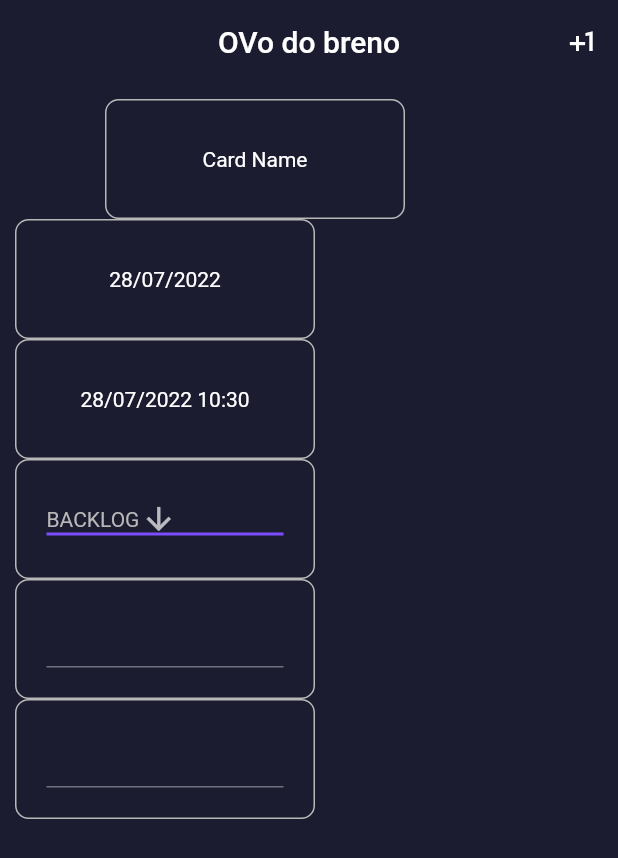
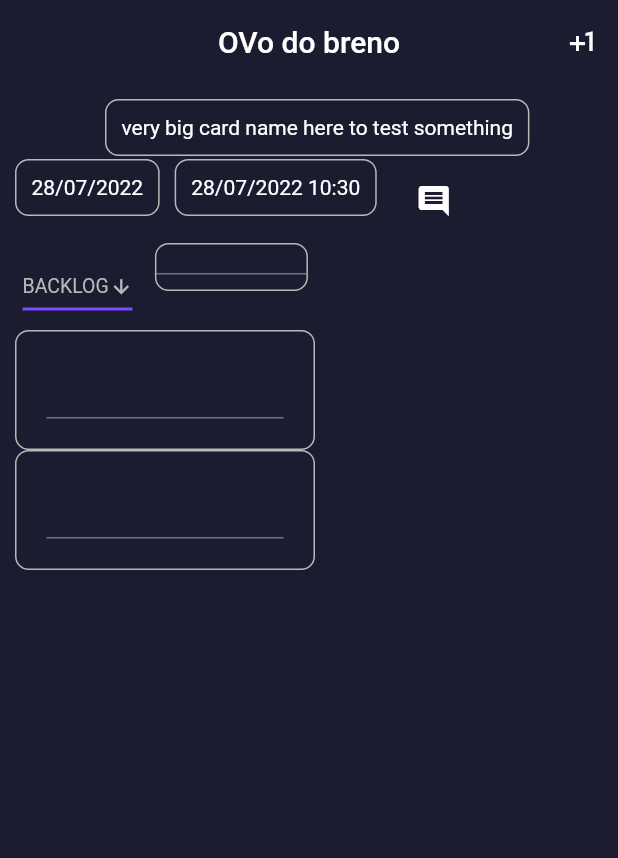
Before and after one commit to AddisonAV/os_controller, a Flutter app: the screen it shows after launch, on a phone screen of 412 x 824 dp. Shown: the top 858 px of the screen. Run offline on Flutter 3.47's test engine with Material 2 defaults, Android fonts, the phone set to English and light mode, and no system bars; our stand-ins replace currency_text_input_formatter.

Commit message:
lots of things, again

```diff
--- a/lib/widgets/task_widget.dart
+++ b/lib/widgets/task_widget.dart
@@ -1,26 +1,14 @@
 // ignore_for_file: prefer_const_constructors
-import 'package:flutter/services.dart';
 import 'package:os_controller/ui/colors.dart';
 import 'package:flutter/material.dart';
 import 'package:intl/intl.dart';
 import 'package:os_controller/utils/task.dart';
-import 'package:flutter_titled_container/flutter_titled_container.dart';
 import 'package:currency_text_input_formatter/currency_text_input_formatter.dart';
 
-
 //we can create more parameters if needed
-TitledContainer createContainer(String text, String title, {double width = 200}){
-    return  TitledContainer(
-
-            titleColor: AppColor.taskColor,
-            title: title,
-            textAlign: TextAlignTitledContainer.Left,
-            fontSize: 16.0,
-            backgroundColor: AppColor.primaryColor,
-            child: Container(
-              padding: EdgeInsets.all(20),
-              width: width,
-              height: 80.0,
+Container customContainer(Widget child, {EdgeInsetsGeometry padding = const EdgeInsets.all(10), double width = 200, double height = 80}){
+    return  Container(
+              padding: padding,
               decoration: BoxDecoration(
                 border: Border.all(
                   color: AppColor.taskColor
@@ -29,15 +17,8 @@ TitledContainer createContainer(String text, String title, {double width = 200})
                   Radius.circular(9),
                 ),
               ),
-              child: Center(
-                child: Text(
-
-                  text,
-                ),
-              ),
-            ),
+              child: child,
             );
-
 }
 
 class TaskWidget extends StatefulWidget {
@@ -52,14 +33,15 @@ class _TaskWidget extends State<TaskWidget> {
   Status dummyStts = Status.BACKLOG;
   String creationDate = DateFormat("dd/MM/yyyy").format(DateTime.now());
   String lastEditedDate = DateFormat("dd/MM/yyyy HH:mm").format(DateTime.now());
-  String cardName = "Card Name";
+  String cardName = "very big card name here to test something";
+  String description = "";
   double borderRadius = 9;
   DateTime selectedDate = DateTime.now();
   int timeSpend = 0;
   late FocusNode focusNode;
-  final TextEditingController _controller = TextEditingController();
-
-  final myController = TextEditingController();
+  final TextEditingController moneyController = TextEditingController();
+  final TextEditingController timeController = TextEditingController();
+  final TextEditingController descController = TextEditingController();
 
   int costPerHour = 20;
 
@@ -71,41 +53,44 @@ class _TaskWidget extends State<TaskWidget> {
 
         spacing: 10,
         children: <Widget>[
-          //const FlutterLogo(size: 100),
           const SizedBox(height: 10),
-          //const Text('DateField package showcase'),
           const Padding(
             padding: EdgeInsets.all(20.0),
           ),
           Expanded(
-            child: createContainer(cardName, "")
+            child: Wrap( children: [customContainer(Text(cardName))])
           ),
           Expanded(
-            child: createContainer(creationDate, " Created at")
+            child: Wrap( children: [customContainer(Text(creationDate))])
           ),
           Expanded(
-            child: createContainer( lastEditedDate, "Last edit ")
+            child: Wrap(children: [customContainer(Text(lastEditedDate))])
           ),
-
           Expanded(
-
-              child: Container(
-
-                padding: EdgeInsets.all(20),
-                width: 200,
-                height: 80.0,
-                  decoration: BoxDecoration(
-                    border: Border.all(
-                      color: AppColor.taskColor
-                    ),
-                    borderRadius: BorderRadius.all(
-                      Radius.circular(9),
+            child: Wrap(
+              children: [
+                Container(
+                  padding: EdgeInsets.all(4),
+                  child: IconButton(
+                    icon: const Icon(Icons.comment),
+                    tooltip: 'Annotations',
+                    onPressed: () {
+                      setState(() {
+                        openDialog();
+                      });
+                    },
+                  )
+                )
+              ]
             ),
           ),
+          Expanded(
+            child: Container(
+              padding: EdgeInsets.all(5),
               child: DropdownButton<Status>(
                     value: dummyStts,
-                    icon: const Icon(Icons.arrow_downward),
-                    elevation: 16,
+                    icon: const Icon(Icons.arrow_downward, size: 15),
+                    elevation: 20,
                     style: TextStyle(color: AppColor.taskColor),
                     underline: Container(
                       height: 2,
@@ -120,14 +105,63 @@ class _TaskWidget extends State<TaskWidget> {
                         .map<DropdownMenuItem<Status>>((Status value) {
                       return DropdownMenuItem<Status>(
                         value: value,
-                        child: Text(value.toString().split('.').last),
+                        child: Text(value.toString().split('.').last, style: TextStyle(fontSize: 13)),
                     );
                   }).toList(),
+                ),
             )
           ),
+          Expanded(
+            child: Wrap(
+              children: [
+                customContainer(
+                  SizedBox(
+                    height: 20,
+                    width: 100,
+                    child: TextField(
+
+                      style: TextStyle(fontSize: 15),
+
+                      inputFormatters: [
+                          CurrencyTextInputFormatter(locale: 'eu', decimalDigits: 0, name: "H")
+                      ],
+                      textAlign: TextAlign.center,
+                      controller: timeController,
+                      onSubmitted: (String value) async {
+                        timeSpend = int.parse(value);
+                      },
+                    ),
+                  )
+                , padding: EdgeInsets.only(bottom: 10))
+              ],
+            )
           ),
           Expanded(
-
+            child: Container(
+              padding: EdgeInsets.all(20),
+              width: 200,
+              height: 80.0,
+                decoration: BoxDecoration(
+                  border: Border.all(
+                    color: AppColor.taskColor
+                  ),
+                  borderRadius: BorderRadius.all(
+                    Radius.circular(9),
+                  ),
+                ),
+              child: TextField(
+                inputFormatters: [
+                    CurrencyTextInputFormatter(locale: 'eu', decimalDigits: 0, name: "H")
+                ],
+                textAlign: TextAlign.left,
+                controller: timeController,
+                onSubmitted: (String value) async {
+                  timeSpend = int.parse(value);
+                },
+              ),
+            )
+          ),
+          Expanded(
             child: Container(
               padding: EdgeInsets.all(20),
               width: 200,
@@ -143,19 +177,26 @@ class _TaskWidget extends State<TaskWidget> {
               child: TextField(
                 inputFormatters: [CurrencyTextInputFormatter(locale: 'en', decimalDigits: 2, name: "R\$")],
                 textAlign: TextAlign.center,
-                controller: _controller,
+                controller: moneyController,
                 onSubmitted: (String value) async {
                   timeSpend = int.parse(value);
                 },
               ),
             )
           ),
-          Expanded(
+        ]
+      )
+    );
+  }
 
-            child: Container(
+  Future openDialog() => showDialog(
+    context: context,
+    builder: (context) => AlertDialog(
+        title: Text("Annotations"),
+        content: Wrap(children: [
+          Container(
+            margin: EdgeInsets.all(10),
             padding: EdgeInsets.all(20),
-              width: 200,
-              height: 80.0,
               decoration: BoxDecoration(
                 border: Border.all(
                   color: AppColor.taskColor
@@ -165,17 +206,18 @@ class _TaskWidget extends State<TaskWidget> {
                 ),
               ),
             child: TextField(
-                inputFormatters: [FilteringTextInputFormatter.allow(RegExp(r'[0-9]')), ],
+
+              keyboardType: TextInputType.multiline,
+              controller: descController,
               textAlign: TextAlign.center,
-                controller: _controller,
+              maxLines: null,
               onSubmitted: (String value) async {
-                  timeSpend = int.parse(value);
-                },
-              ),
+                    description = value;
+              }
             )
           ),
         ],
       )
+    )
   );
 }
-}
```
Lines whose indentation alone changed are shown as unchanged.
